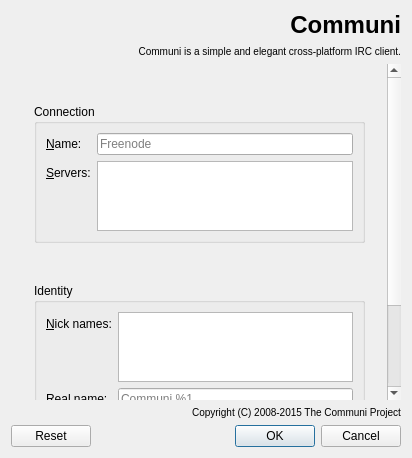
Old version of the form src/app/connectpage.ui in the repository communi/communi-desktop.
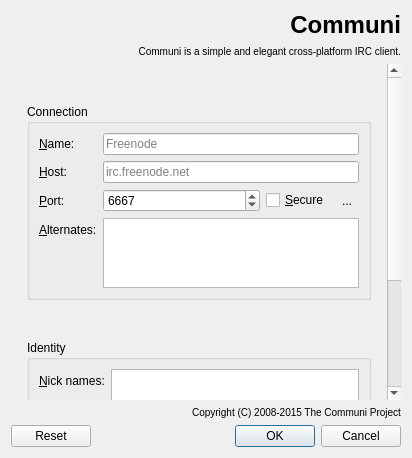
New version of the form. Icons and pictures are not drawn.

Commit message:
ConnectPage: restore some convenience
The support for multiple servers made the page much less convenient.
Restore the old style host/port/ssl layout, which is automatically
filled based on the connection name. Move the less convenient multi-
server list behind a "..."  button than expands the form.

Patch:
```diff
--- a/src/app/connectpage.ui
+++ b/src/app/connectpage.ui
@@ -121,16 +121,95 @@
            </widget>
           </item>
           <item row="1" column="0">
+           <widget class="QLabel" name="hostLabel">
+            <property name="text">
+             <string>&amp;Host:</string>
+            </property>
+            <property name="buddy">
+             <cstring>hostField</cstring>
+            </property>
+           </widget>
+          </item>
+          <item row="1" column="1">
+           <widget class="QLineEdit" name="hostField">
+            <property name="inputMethodHints">
+             <set>Qt::ImhUrlCharactersOnly</set>
+            </property>
+            <property name="placeholderText">
+             <string>irc.freenode.net</string>
+            </property>
+           </widget>
+          </item>
+          <item row="2" column="0">
+           <widget class="QLabel" name="portLabel">
+            <property name="text">
+             <string>&amp;Port:</string>
+            </property>
+            <property name="buddy">
+             <cstring>portField</cstring>
+            </property>
+           </widget>
+          </item>
+          <item row="2" column="1">
+           <layout class="QHBoxLayout" name="portLayout">
+            <item>
+             <widget class="QSpinBox" name="portField">
+              <property name="sizePolicy">
+               <sizepolicy hsizetype="Minimum" vsizetype="Fixed">
+                <horstretch>1</horstretch>
+                <verstretch>0</verstretch>
+               </sizepolicy>
+              </property>
+              <property name="minimum">
+               <number>1024</number>
+              </property>
+              <property name="maximum">
+               <number>65535</number>
+              </property>
+              <property name="value">
+               <number>6667</number>
+              </property>
+             </widget>
+            </item>
+            <item>
+             <widget class="QCheckBox" name="secureBox">
+              <property name="text">
+               <string>&amp;Secure</string>
+              </property>
+             </widget>
+            </item>
+            <item>
+             <widget class="QToolButton" name="expandButton">
+              <property name="focusPolicy">
+               <enum>Qt::ClickFocus</enum>
+              </property>
+              <property name="text">
+               <string>...</string>
+              </property>
+              <property name="checkable">
+               <bool>true</bool>
+              </property>
+              <property name="toolButtonStyle">
+               <enum>Qt::ToolButtonTextOnly</enum>
+              </property>
+              <property name="autoRaise">
+               <bool>true</bool>
+              </property>
+             </widget>
+            </item>
+           </layout>
+          </item>
+          <item row="3" column="0">
            <widget class="QLabel" name="serverLabel">
             <property name="text">
-             <string>&amp;Servers:</string>
+             <string>&amp;Alternates:</string>
             </property>
             <property name="buddy">
              <cstring>serverField</cstring>
             </property>
            </widget>
           </item>
-          <item row="1" column="1">
+          <item row="3" column="1">
            <widget class="QPlainTextEdit" name="serverField">
             <property name="verticalScrollBarPolicy">
              <enum>Qt::ScrollBarAlwaysOff</enum>
```
Left out of the diff: 4 changed lines with no effect on the pictures. The commit also changes 2 other files.
